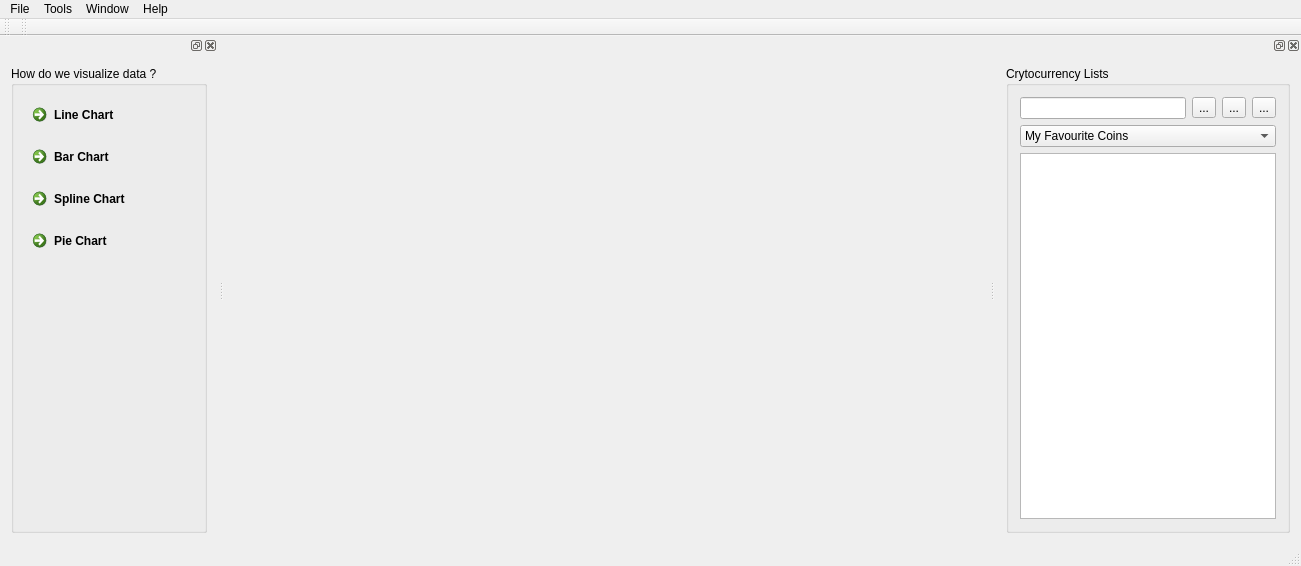
First picture: the form in mainwindow.ui, repository qtuancr261/CryptocurrencyVisualization, before the edit.
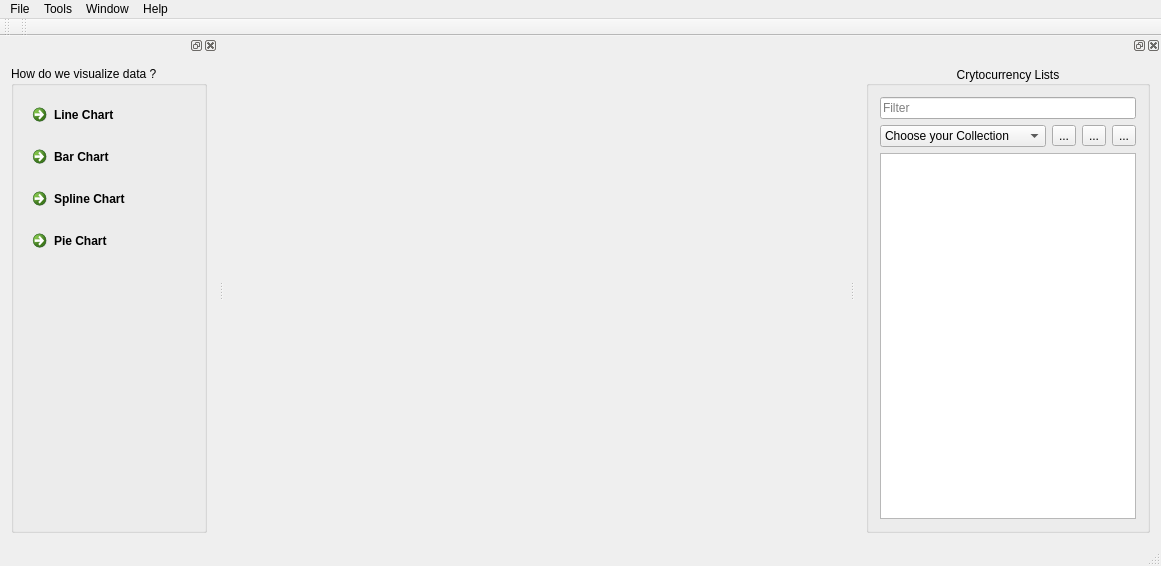
Second picture: the form after the edit. Icons and pictures are not drawn.

Commit message: Update button icons

The edit to the form file:
```diff
--- a/mainwindow.ui
+++ b/mainwindow.ui
@@ -6,7 +6,7 @@
    <rect>
     <x>0</x>
     <y>0</y>
-    <width>1301</width>
+    <width>1161</width>
     <height>566</height>
    </rect>
   </property>
@@ -19,7 +19,7 @@
     <rect>
      <x>0</x>
      <y>0</y>
-     <width>1301</width>
+     <width>1161</width>
      <height>23</height>
     </rect>
    </property>
@@ -143,17 +143,52 @@
        <property name="title">
         <string>Crytocurrency Lists</string>
        </property>
+       <property name="alignment">
+        <set>Qt::AlignCenter</set>
+       </property>
+       <property name="flat">
+        <bool>false</bool>
+       </property>
        <layout class="QVBoxLayout" name="verticalLayout_3">
+        <item>
+         <widget class="QLineEdit" name="lineEditFilter">
+          <property name="placeholderText">
+           <string>Filter</string>
+          </property>
+         </widget>
+        </item>
         <item>
          <layout class="QHBoxLayout" name="horizontalLayout">
           <item>
-           <widget class="QLineEdit" name="lineEditFilter"/>
+           <widget class="QComboBox" name="comboBoxCryptoList">
+            <property name="iconSize">
+             <size>
+              <width>32</width>
+              <height>32</height>
+             </size>
+            </property>
+            <item>
+             <property name="text">
+              <string>Choose your Collection</string>
+             </property>
+            </item>
+           </widget>
           </item>
           <item>
            <widget class="QToolButton" name="toolButtonAddNewList">
             <property name="text">
              <string>...</string>
             </property>
+            <property name="icon">
+             <iconset resource="qresource.qrc">
+              <normaloff>:/ico/collectionAdd.ico</normaloff>:/ico/collectionAdd.ico</iconset>
+            </property>
+            <property name="iconSize">
+             <size>
+              <width>32</width>
+              <height>32</height>
+             </size>
+            </property>
            </widget>
           </item>
           <item>
@@ -161,6 +196,16 @@
             <property name="text">
              <string>...</string>
             </property>
+            <property name="icon">
+             <iconset resource="qresource.qrc">
+              <normaloff>:/ico/collectionDelete.ico</normaloff>:/ico/collectionDelete.ico</iconset>
+            </property>
+            <property name="iconSize">
+             <size>
+              <width>32</width>
+              <height>32</height>
+             </size>
+            </property>
            </widget>
           </item>
           <item>
@@ -168,19 +213,20 @@
             <property name="text">
              <string>...</string>
             </property>
+            <property name="icon">
+             <iconset resource="qresource.qrc">
+              <normaloff>:/ico/collectionSetting.ico</normaloff>:/ico/collectionSetting.ico</iconset>
+            </property>
+            <property name="iconSize">
+             <size>
+              <width>32</width>
+              <height>32</height>
+             </size>
+            </property>
            </widget>
           </item>
          </layout>
         </item>
-        <item>
-         <widget class="QComboBox" name="comboBoxCryptoList">
-          <item>
-           <property name="text">
-            <string>My Favourite Coins</string>
-           </property>
-          </item>
-         </widget>
-        </item>
         <item>
          <widget class="QListView" name="listViewCryptocurrency"/>
         </item>
```
Left out of the diff: 4 changed lines with no effect on the pictures.
